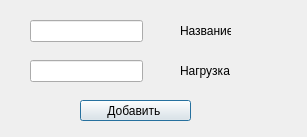
onel6un/asphprod, file ui/dialogs/dlg_add_ctg.ui: the form before one commit.
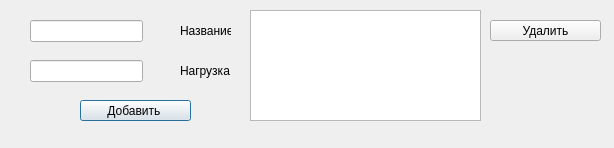
The form after the commit.

The edit to the form file:
```diff
--- a/ui/dialogs/dlg_add_ctg.ui
+++ b/ui/dialogs/dlg_add_ctg.ui
@@ -6,8 +6,8 @@
    <rect>
     <x>0</x>
     <y>0</y>
-    <width>307</width>
-    <height>137</height>
+    <width>614</width>
+    <height>148</height>
    </rect>
   </property>
   <property name="windowTitle">
@@ -75,6 +75,29 @@
     <string>Нагрузка</string>
    </property>
   </widget>
+  <widget class="QListWidget" name="lstCtg">
+   <property name="geometry">
+    <rect>
+     <x>250</x>
+     <y>10</y>
+     <width>231</width>
+     <height>111</height>
+    </rect>
+   </property>
+  </widget>
+  <widget class="QPushButton" name="btnDel">
+   <property name="geometry">
+    <rect>
+     <x>490</x>
+     <y>20</y>
+     <width>111</width>
+     <height>21</height>
+    </rect>
+   </property>
+   <property name="text">
+    <string>Удалить</string>
+   </property>
+  </widget>
  </widget>
  <resources/>
  <connections/>
```
